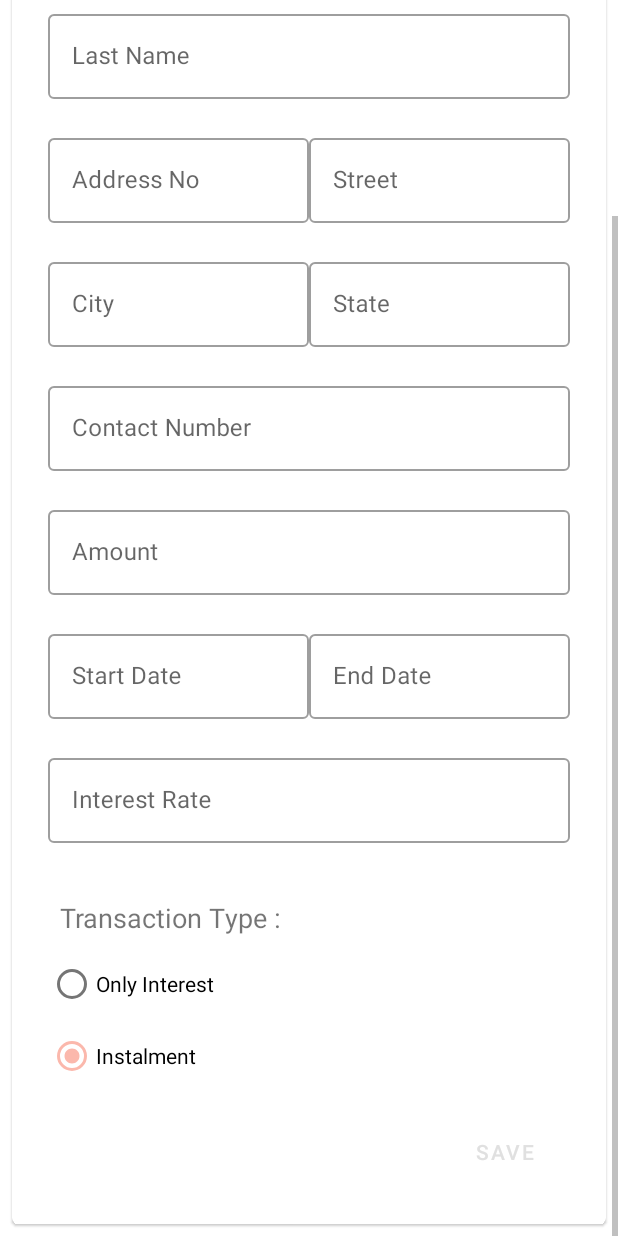
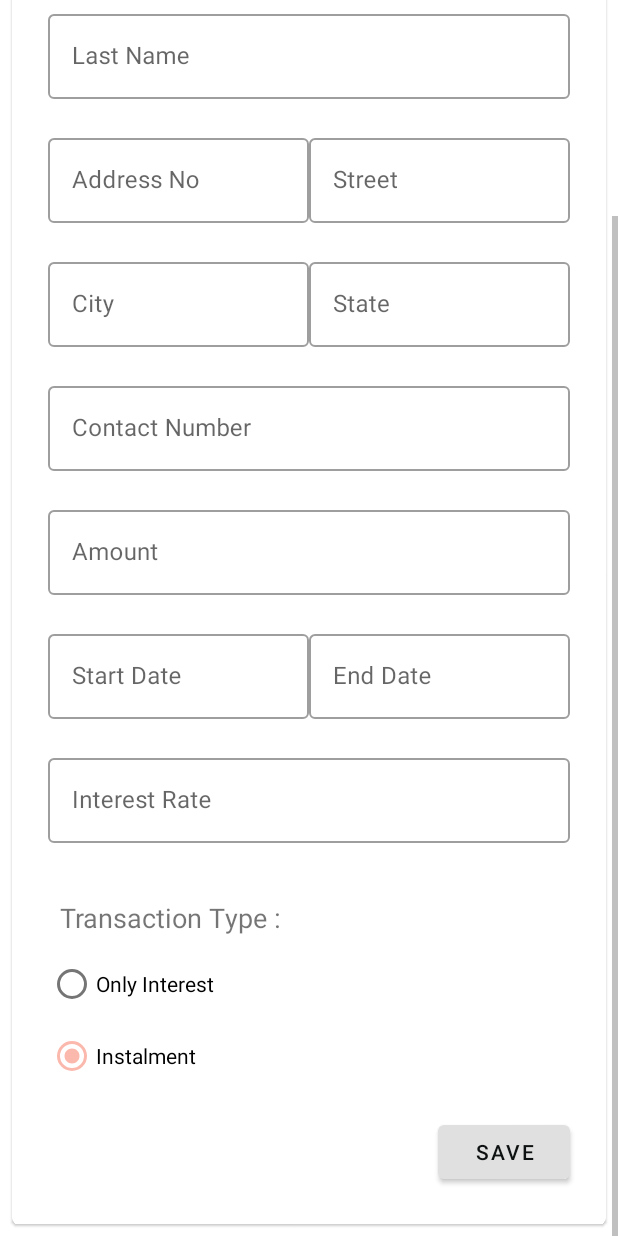
Before and after one commit to Hansaanuradha93/mLender, an Android app: the TransactionActivity screen opened directly, with no data from a screen before it, scrolled down 174 dp, on a phone screen of 412 x 824 dp. Run offline under Robolectric (Android 15) with nearby library versions, the phone set to English and light mode, and no system bars; our stand-ins replace Firebase (no records; nobody signed in at launch, a user with empty details on screens opened directly).

Commit message:
Update Transactions improvements

```diff
--- a/app/src/main/res/layout/activity_transaction.xml
+++ b/app/src/main/res/layout/activity_transaction.xml
@@ -284,14 +284,14 @@
         </LinearLayout>
 
         <android.support.design.button.MaterialButton
-            style="@style/Widget.MaterialComponents.Button.TextButton"
             android:id="@+id/saveButton"
             android:layout_width="wrap_content"
             android:layout_height="wrap_content"
             android:layout_marginTop="16dp"
             android:layout_gravity="end"
             android:text="Save"
-            android:onClick="saveTransaction"/>
+            android:onClick="saveTransaction"
+            android:textColor="@color/textColorBlack"/>
 
     </LinearLayout>
 
```
Also changed, not shown: app/src/main/java/com/example/hansaanuradha/mlender/TransactionUpdateActivity.kt (+26 -13 lines).
